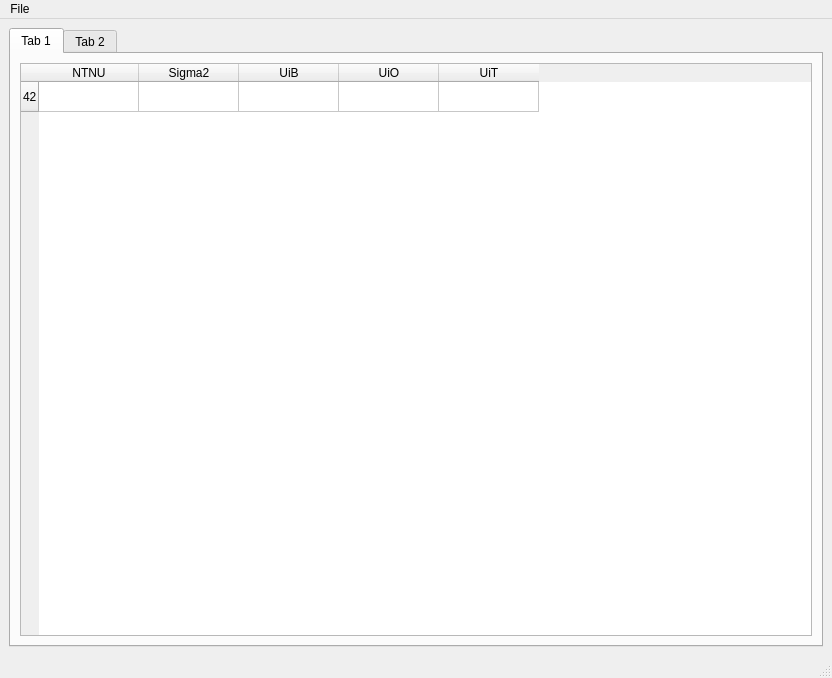
First picture: the form in UI/MainWindow.ui, repository isaksengeir/appNRIS, before the edit.
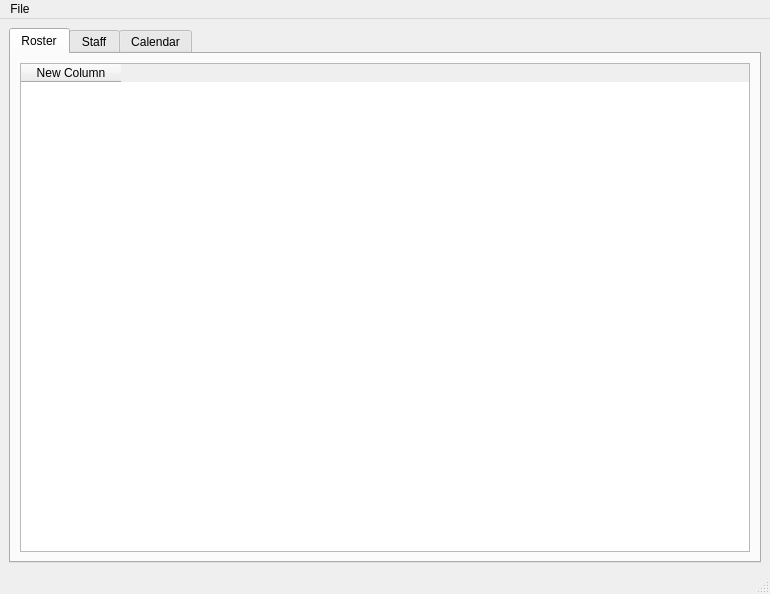
Second picture: the form after the edit.

Diff of the .ui file:
```diff
--- a/UI/MainWindow.ui
+++ b/UI/MainWindow.ui
@@ -6,8 +6,8 @@
    <rect>
     <x>0</x>
     <y>0</y>
-    <width>832</width>
-    <height>678</height>
+    <width>770</width>
+    <height>594</height>
    </rect>
   </property>
   <property name="windowTitle">
@@ -22,7 +22,7 @@
       </property>
       <widget class="QWidget" name="tab">
        <attribute name="title">
-        <string>Tab 1</string>
+        <string>Roster</string>
        </attribute>
        <layout class="QVBoxLayout" name="verticalLayout_2">
         <item>
@@ -33,34 +33,9 @@
           <attribute name="horizontalHeaderHighlightSections">
            <bool>true</bool>
           </attribute>
-          <row>
-           <property name="text">
-            <string>42</string>
-           </property>
-          </row>
           <column>
            <property name="text">
-            <string>NTNU</string>
-           </property>
-          </column>
-          <column>
-           <property name="text">
-            <string>Sigma2</string>
-           </property>
-          </column>
-          <column>
-           <property name="text">
-            <string>UiB</string>
-           </property>
-          </column>
-          <column>
-           <property name="text">
-            <string>UiO</string>
-           </property>
-          </column>
-          <column>
-           <property name="text">
-            <string>UiT</string>
+            <string>New Column</string>
            </property>
           </column>
          </widget>
@@ -69,7 +44,12 @@
       </widget>
       <widget class="QWidget" name="tab_2">
        <attribute name="title">
-        <string>Tab 2</string>
+        <string>Staff</string>
+       </attribute>
+      </widget>
+      <widget class="QWidget" name="tab_3">
+       <attribute name="title">
+        <string>Calendar</string>
        </attribute>
       </widget>
      </widget>
@@ -81,7 +61,7 @@
     <rect>
      <x>0</x>
      <y>0</y>
-     <width>832</width>
+     <width>770</width>
      <height>24</height>
     </rect>
    </property>
```
Left out of the diff: 3 changed lines with no effect on the pictures.
